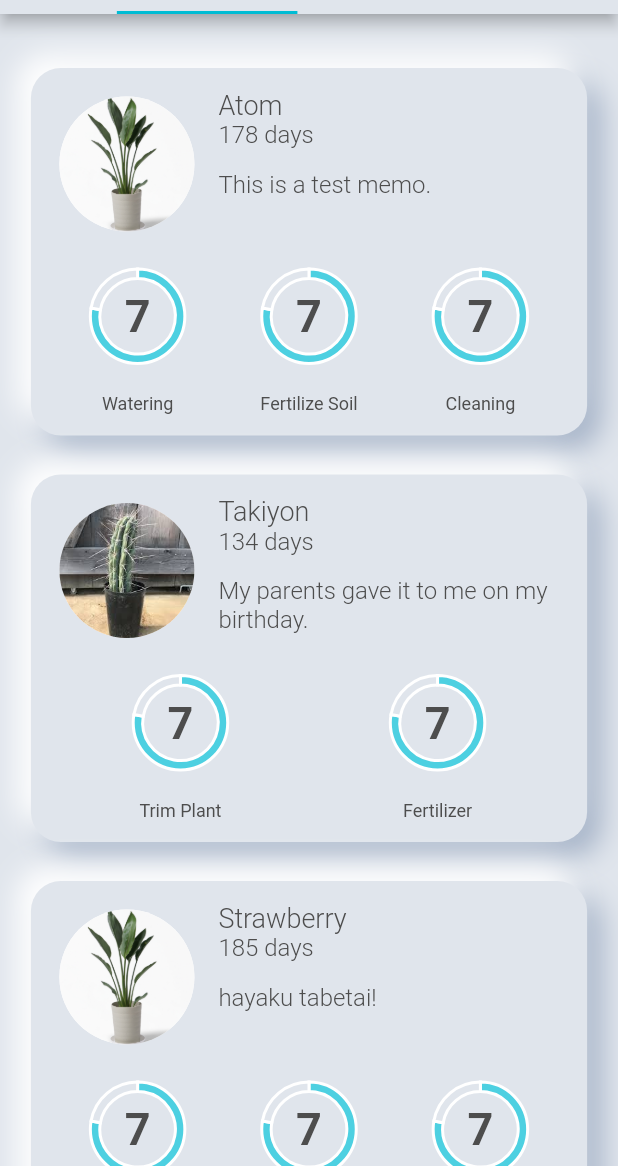
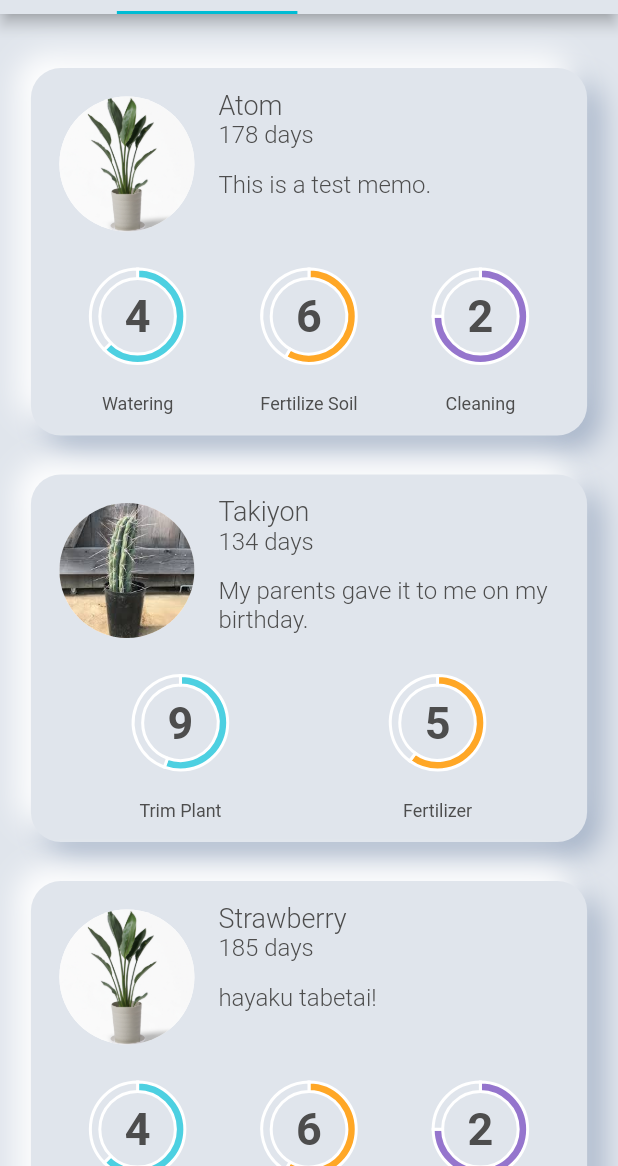
Before and after one commit to naunow/mizyali, a Flutter app: the screen it shows after launch, on a phone screen of 412 x 824 dp, the part 70-1236 px from its top. Run offline on Flutter 3.47's test engine with Material 2 defaults, Android fonts, the phone set to English and light mode, and no system bars; our stand-ins replace charts_flutter, flutter_svg, google_fonts.

Commit message:
made chart area with sample data.

```diff
--- a/lib/main.dart
+++ b/lib/main.dart
@@ -7,7 +7,7 @@ import 'package:mizyaliapp/screens/calender/calender.dart';
 import 'package:mizyaliapp/screens/home/home.dart';
 
 void main() {
-  debugPaintSizeEnabled = true;
+  debugPaintSizeEnabled = false;
   runApp(MyApp());
 }
 
--- a/lib/screens/home/widgets/chart.dart
+++ b/lib/screens/home/widgets/chart.dart
@@ -6,8 +6,9 @@ import 'package:charts_flutter/flutter.dart' as charts;
 class CycleChart extends StatelessWidget {
   final List<charts.Series> seriesList;
   final bool animate;
+  final WateringCycle cycle;
 
-  CycleChart(this.seriesList, {this.animate});
+  CycleChart(this.seriesList, {this.animate, this.cycle});
 
   /// Creates a [PieChart] with sample data and no transition.
   factory CycleChart.withSampleData() {
@@ -29,7 +30,7 @@ class CycleChart extends StatelessWidget {
                 arcWidth: 20, arcRatio: 0.2,)),
           Center(
             child: Text(
-              '7',
+              '${cycle.reminderCycleDays - 1}',
               style: TextStyle(
                 fontSize: 30.0,
                 color: AppColors.black,
--- a/lib/screens/home/widgets/chart_area.dart
+++ b/lib/screens/home/widgets/chart_area.dart
@@ -30,7 +30,7 @@ _wateringCycleInfo(List<WateringCycle> wateringCycleList, BuildContext context){
         Container(width: size.width / 4,
           height: size.width / 4,
           color: AppColors.grey,
-          child: CycleChart.withSampleData(),),
+          child: CycleChart(_chartSeries(cycle),animate: false, cycle: cycle,),),
         Text(cycle.reminderTitle, style: Theme.of(context).textTheme.headline3,)
       ],),
     ]);
@@ -42,11 +42,11 @@ _wateringCycleInfo(List<WateringCycle> wateringCycleList, BuildContext context){
 List<charts.Series<WateringCycle, int>> _chartSeries(WateringCycle cycle){
   var data = [
     WateringCycle()
-      ..reminderCycleDays = 8
+      ..reminderCycleDays = cycle.reminderCycleDays
       ..reminderTitle = 'title 2'
-      ..color = AppColors.orange,
+      ..color = cycle.color,
     WateringCycle()
-    ..reminderCycleDays = 2
+    ..reminderCycleDays = cycle.reminderCycleDays - 2
     ..reminderTitle = 'title 2'
     ..color = AppColors.grey,
   ];
```
Also changed, not shown: lib/screens/home/home.dart (+10 -5 lines).
